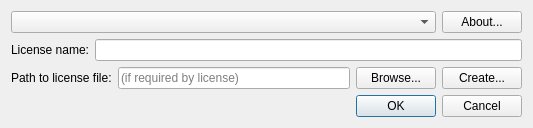
First picture: the form in developer_mode_license.ui, repository chennes/AddonManager, before the edit.
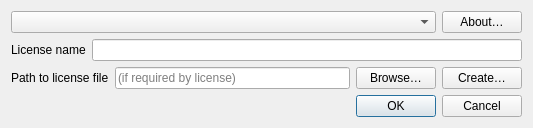
Second picture: the form after the edit.

What changed in the file:
```diff
--- a/developer_mode_license.ui
+++ b/developer_mode_license.ui
@@ -32,7 +32,7 @@
      <item>
       <widget class="QPushButton" name="aboutButton">
        <property name="text">
-        <string>About...</string>
+        <string>About…</string>
        </property>
       </widget>
      </item>
@@ -43,7 +43,7 @@
      <item>
       <widget class="QLabel" name="otherLabel">
        <property name="text">
-        <string>License name:</string>
+        <string>License name</string>
        </property>
       </widget>
      </item>
@@ -57,7 +57,7 @@
      <item>
       <widget class="QLabel" name="label_3">
        <property name="text">
-        <string>Path to license file:</string>
+        <string>Path to license file</string>
        </property>
       </widget>
      </item>
@@ -71,14 +71,14 @@
      <item>
       <widget class="QPushButton" name="browseButton">
        <property name="text">
-        <string>Browse...</string>
+        <string>Browse…</string>
        </property>
       </widget>
      </item>
      <item>
       <widget class="QPushButton" name="createButton">
        <property name="text">
-        <string>Create...</string>
+        <string>Create…</string>
        </property>
       </widget>
      </item>
```
